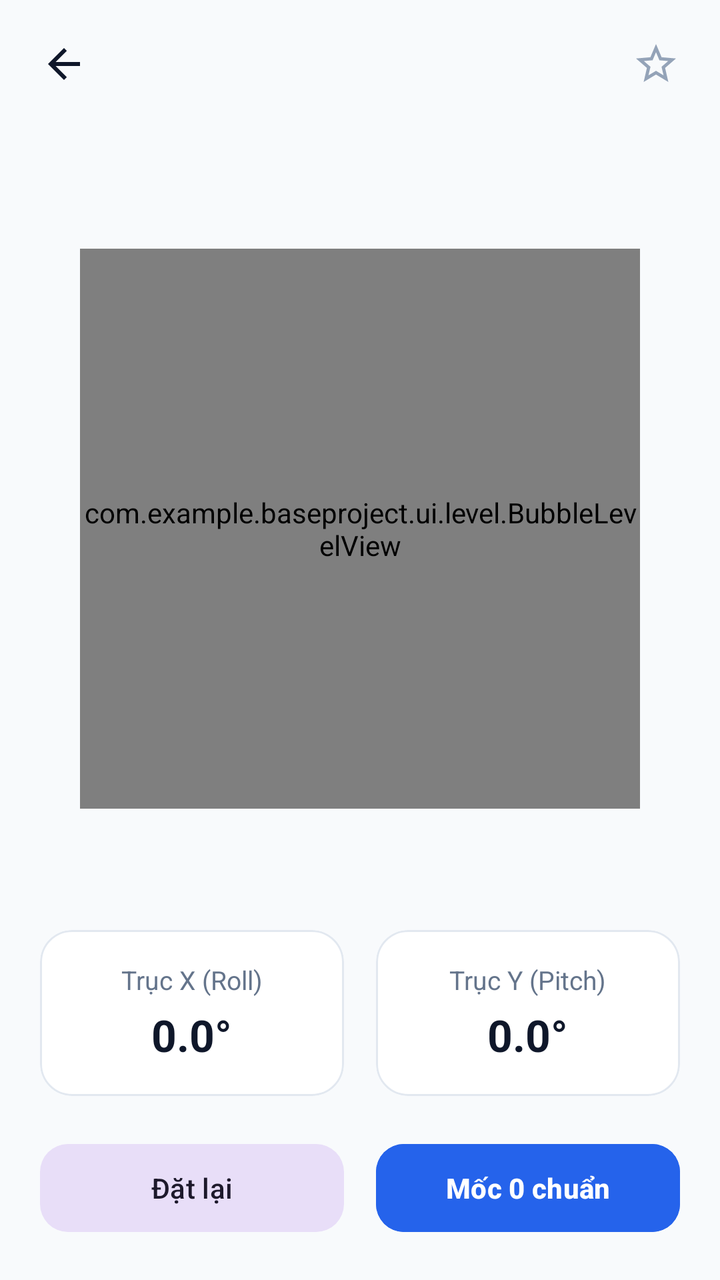
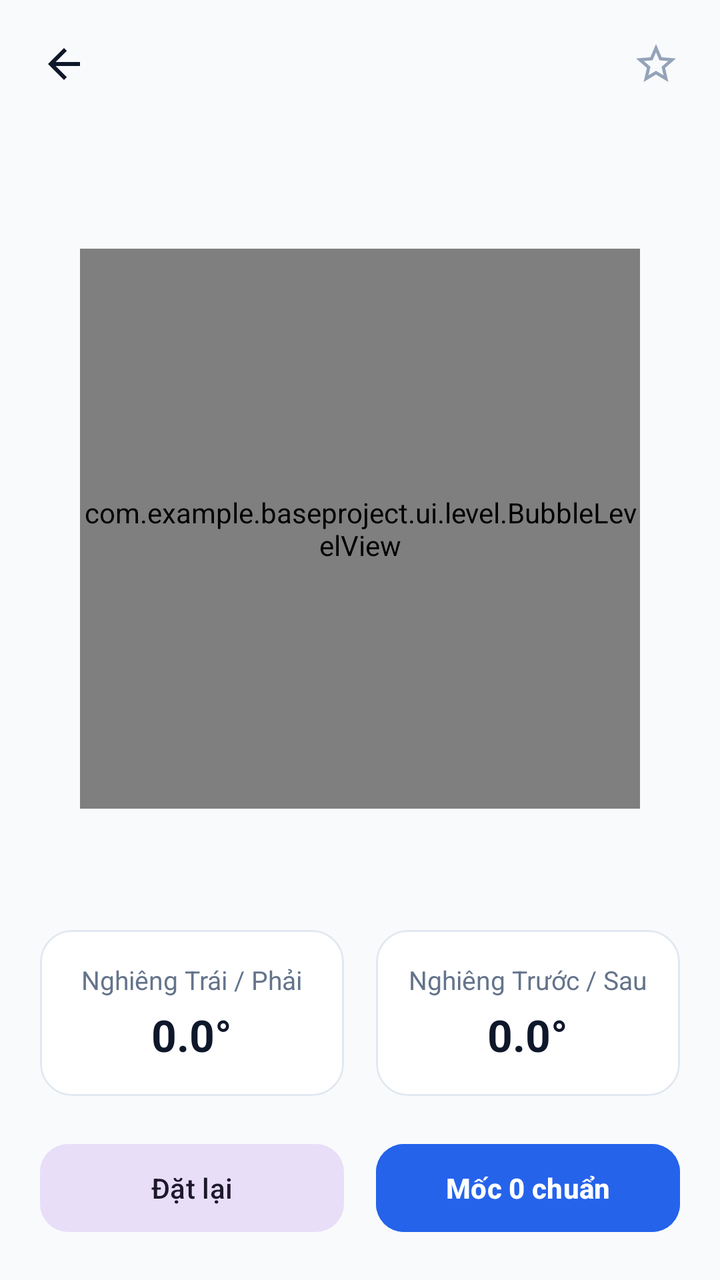

An Android layout rendered at two revisions. The XML below is the earlier revision; the diff shows what the commit changed to produce the second picture.
<!-- AndroidManifest.xml: application theme Theme.BaseProject -->
<!-- res/layout/fragment_level.xml -->
<?xml version="1.0" encoding="utf-8"?>
<LinearLayout xmlns:android="http://schemas.android.com/apk/res/android"
    xmlns:app="http://schemas.android.com/apk/res-auto"
    android:layout_width="match_parent"
    android:layout_height="match_parent"
    android:background="@color/colorBackground"
    android:orientation="vertical">

    <include layout="@layout/layout_tool_toolbar" />

    
    <TextView
        android:id="@+id/tvLevelSensorWarning"
        android:layout_width="match_parent"
        android:layout_height="wrap_content"
        android:layout_marginStart="20dp"
        android:layout_marginEnd="20dp"
        android:background="#FEF2F2"
        android:padding="12dp"
        android:text="@string/hardware_not_supported"
        android:textColor="@color/colorDanger"
        android:textSize="13sp"
        android:visibility="gone" />

    
    <FrameLayout
        android:layout_width="match_parent"
        android:layout_height="0dp"
        android:layout_weight="1"
        android:padding="20dp">

        <com.example.baseproject.ui.level.BubbleLevelView
            android:id="@+id/bubbleLevelView"
            android:layout_width="280dp"
            android:layout_height="280dp"
            android:layout_gravity="center" />
    </FrameLayout>

    
    <LinearLayout
        android:layout_width="match_parent"
        android:layout_height="wrap_content"
        android:orientation="horizontal"
        android:paddingStart="20dp"
        android:paddingEnd="20dp">

        <com.google.android.material.card.MaterialCardView
            android:layout_width="0dp"
            android:layout_height="wrap_content"
            android:layout_marginEnd="8dp"
            android:layout_weight="1"
            app:cardBackgroundColor="@color/colorCardBackground"
            app:cardCornerRadius="16dp"
            app:cardElevation="0dp"
            app:strokeColor="@color/colorBorder"
            app:strokeWidth="1dp">

            <LinearLayout
                android:layout_width="match_parent"
                android:layout_height="wrap_content"
                android:gravity="center"
                android:orientation="vertical"
                android:padding="16dp">

                <TextView
                    android:layout_width="wrap_content"
                    android:layout_height="wrap_content"
                    android:text="Trục X (Roll)"
                    android:textColor="@color/textSecondary"
                    android:textSize="13sp" />

                <TextView
                    android:id="@+id/tvRollValue"
                    android:layout_width="wrap_content"
                    android:layout_height="wrap_content"
                    android:layout_marginTop="4dp"
                    android:text="0.0°"
                    android:textColor="@color/textPrimary"
                    android:textSize="22sp"
                    android:textStyle="bold" />
            </LinearLayout>
        </com.google.android.material.card.MaterialCardView>

        <com.google.android.material.card.MaterialCardView
            android:layout_width="0dp"
            android:layout_height="wrap_content"
            android:layout_marginStart="8dp"
            android:layout_weight="1"
            app:cardBackgroundColor="@color/colorCardBackground"
            app:cardCornerRadius="16dp"
            app:cardElevation="0dp"
            app:strokeColor="@color/colorBorder"
            app:strokeWidth="1dp">

            <LinearLayout
                android:layout_width="match_parent"
                android:layout_height="wrap_content"
                android:gravity="center"
                android:orientation="vertical"
                android:padding="16dp">

                <TextView
                    android:layout_width="wrap_content"
                    android:layout_height="wrap_content"
                    android:text="Trục Y (Pitch)"
                    android:textColor="@color/textSecondary"
                    android:textSize="13sp" />

                <TextView
                    android:id="@+id/tvPitchValue"
                    android:layout_width="wrap_content"
                    android:layout_height="wrap_content"
                    android:layout_marginTop="4dp"
                    android:text="0.0°"
                    android:textColor="@color/textPrimary"
                    android:textSize="22sp"
                    android:textStyle="bold" />
            </LinearLayout>
        </com.google.android.material.card.MaterialCardView>

    </LinearLayout>

    
    <LinearLayout
        android:layout_width="match_parent"
        android:layout_height="wrap_content"
        android:gravity="center"
        android:orientation="horizontal"
        android:padding="20dp">

        <com.google.android.material.button.MaterialButton
            android:id="@+id/btnResetCalibrate"
            style="@style/Widget.Material3.Button.TonalButton"
            android:layout_width="0dp"
            android:layout_height="52dp"
            android:layout_marginEnd="8dp"
            android:layout_weight="1"
            android:text="@string/reset"
            android:textSize="14sp"
            app:cornerRadius="14dp" />

        <com.google.android.material.button.MaterialButton
            android:id="@+id/btnCalibrate"
            style="@style/Widget.Material3.Button"
            android:layout_width="0dp"
            android:layout_height="52dp"
            android:layout_marginStart="8dp"
            android:layout_weight="1"
            android:backgroundTint="@color/colorPrimary"
            android:text="@string/calibrate"
            android:textSize="14sp"
            android:textStyle="bold"
            app:cornerRadius="14dp" />
    </LinearLayout>

</LinearLayout>
<!-- res/layout/layout_tool_toolbar.xml (included above) -->
<?xml version="1.0" encoding="utf-8"?>
<LinearLayout xmlns:android="http://schemas.android.com/apk/res/android"
    android:id="@+id/toolToolbar"
    android:layout_width="match_parent"
    android:layout_height="?attr/actionBarSize"
    android:gravity="center_vertical"
    android:orientation="horizontal"
    android:paddingStart="12dp"
    android:paddingEnd="12dp">

    <ImageView
        android:id="@+id/btnToolbarBack"
        android:layout_width="40dp"
        android:layout_height="40dp"
        android:background="?attr/selectableItemBackgroundBorderless"
        android:clickable="true"
        android:focusable="true"
        android:padding="8dp"
        android:src="@drawable/ic_arrow_back" />

    <TextView
        android:id="@+id/tvToolbarTitle"
        android:layout_width="0dp"
        android:layout_height="wrap_content"
        android:layout_marginStart="12dp"
        android:layout_weight="1"
        android:textColor="@color/textPrimary"
        android:textSize="18sp"
        android:textStyle="bold" />

    <ImageView
        android:id="@+id/btnToolbarFavorite"
        android:layout_width="40dp"
        android:layout_height="40dp"
        android:background="?attr/selectableItemBackgroundBorderless"
        android:clickable="true"
        android:focusable="true"
        android:padding="8dp"
        android:src="@drawable/ic_star_outline" />

</LinearLayout>
<!-- resources referenced by this layout -->
<resources>
  <color name="colorBackground">#F8FAFC</color>
  <color name="colorBorder">#E2E8F0</color>
  <color name="colorCardBackground">#FFFFFF</color>
  <color name="colorDanger">#EF4444</color>
  <color name="colorPrimary">#2563EB</color>
  <color name="textPrimary">#0F172A</color>
  <color name="textSecondary">#64748B</color>
  <!-- drawable ic_arrow_back (drawable) -->
  <vector xmlns:android="http://schemas.android.com/apk/res/android"
      android:width="24dp"
      android:height="24dp"
      android:viewportWidth="24"
      android:viewportHeight="24">
      <path
          android:fillColor="#0F172A"
          android:pathData="M20,11H7.83l5.59,-5.59L12,4l-8,8 8,8 1.41,-1.41L7.83,13H20v-2z"/>
  </vector>
  <!-- drawable ic_star_outline (drawable) -->
  <vector xmlns:android="http://schemas.android.com/apk/res/android"
      android:width="24dp"
      android:height="24dp"
      android:viewportWidth="24"
      android:viewportHeight="24">
      <path
          android:fillColor="#94A3B8"
          android:pathData="M22,9.24l-7.19,-0.62L12,2 9.19,8.63 2,9.24l5.46,4.73L5.82,21 12,17.27 18.18,21l-1.63,-7.03L22,9.24zM12,15.4l-3.76,2.27 1,-4.28 -3.32,-2.88 4.38,-0.38L12,6.1l1.71,4.04 4.38,0.38 -3.32,2.88 1,4.28L12,15.4z"/>
  </vector>
  <string name="calibrate">Mốc 0 chuẩn</string>
  <string name="hardware_not_supported">Thiết bị không hỗ trợ phần cứng này</string>
  <string name="reset">Đặt lại</string>
  <style name="Theme.BaseProject" parent="Base.Theme.BaseProject" />
  <style name="Base.Theme.BaseProject" parent="Theme.Material3.DayNight.NoActionBar">
          
          
      </style>
</resources>

<!-- the commit's change to res/layout/fragment_level.xml (unified diff, before → after) -->
@@ -65,7 +65,7 @@
                 <TextView
                     android:layout_width="wrap_content"
                     android:layout_height="wrap_content"
-                    android:text="Trục X (Roll)"
+                    android:text="Nghiêng Trái / Phải"
                     android:textColor="@color/textSecondary"
                     android:textSize="13sp" />
 
@@ -102,7 +102,7 @@
                 <TextView
                     android:layout_width="wrap_content"
                     android:layout_height="wrap_content"
-                    android:text="Trục Y (Pitch)"
+                    android:text="Nghiêng Trước / Sau"
                     android:textColor="@color/textSecondary"
                     android:textSize="13sp" />
 
